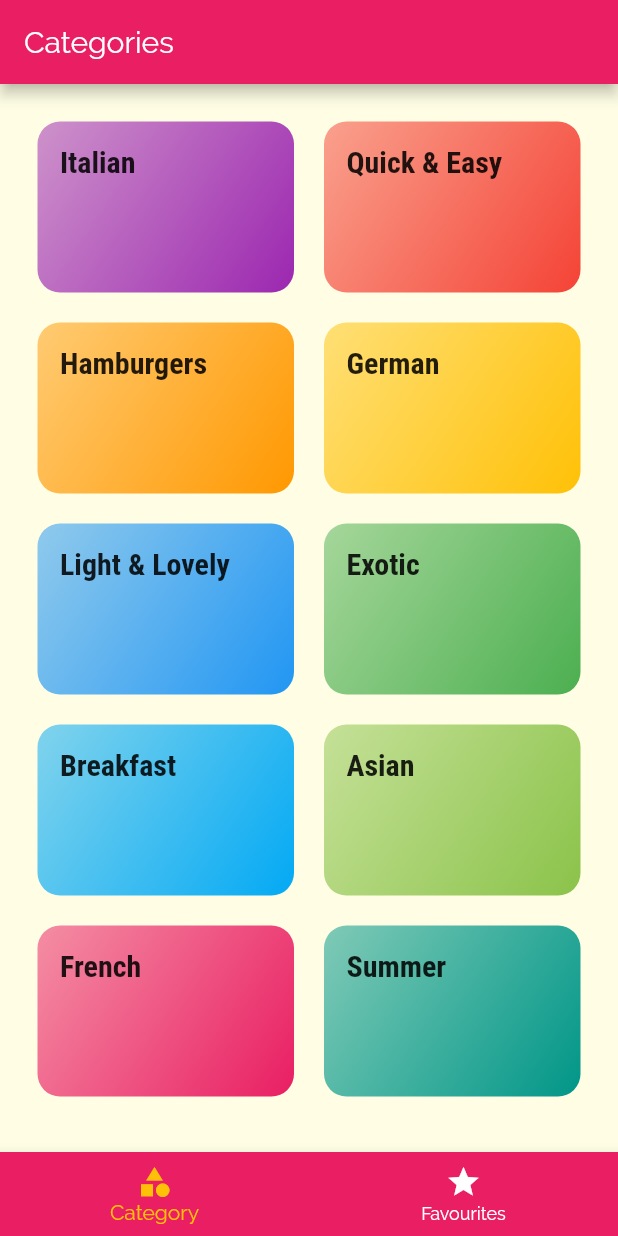
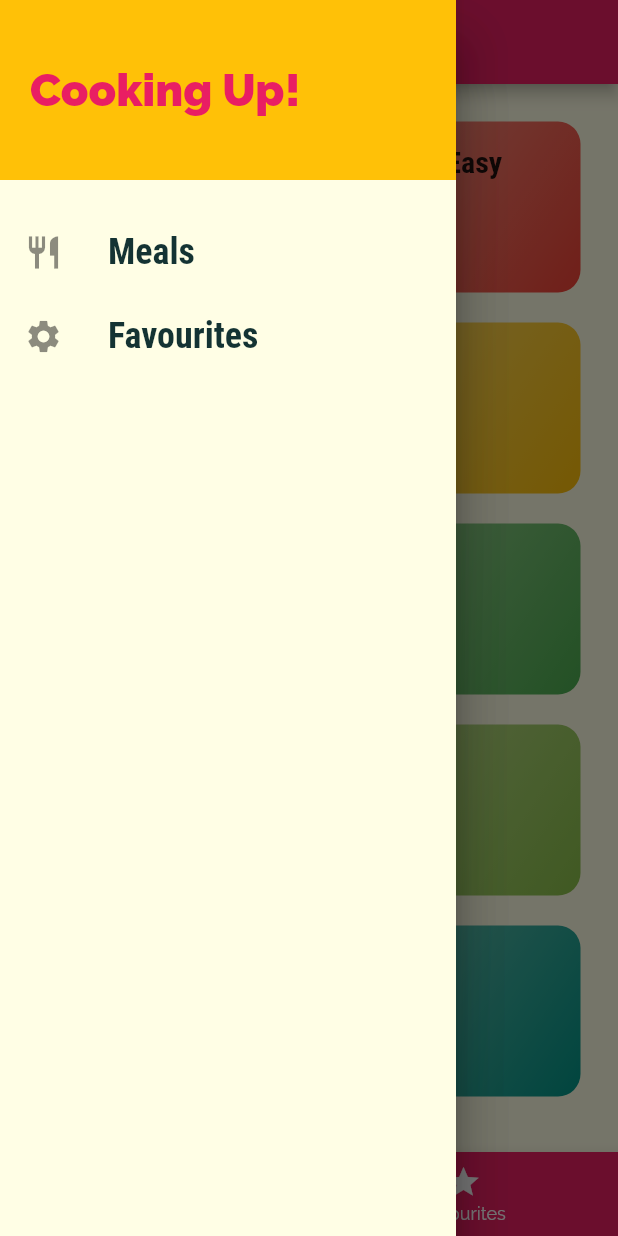
Before and after one commit to shuvo18103107/Meals-App, a Flutter app: the screen it shows after launch, with the side drawer open (before the commit the screen has no drawer), on a phone screen of 412 x 824 dp. Run offline on Flutter 3.47's test engine with Material 2 defaults, Android fonts, the phone set to English and light mode, and no system bars.

Commit message:
✏️ Adding a custom drawer

```diff
--- a/lib/screens/meal_detail_screen.dart
+++ b/lib/screens/meal_detail_screen.dart
@@ -6,6 +6,7 @@ class MealDetailScreen extends StatelessWidget {
   // same functionaliuty just some changes then we can make separate widget and call it in the specific position
   // basically use for code duplication
   Widget buildsectiontitle(BuildContext ctx, String title) {
+    // as it change the theme so context needed
     return Container(
         margin: EdgeInsets.symmetric(vertical: 10),
         // margin: EdgeInsets.only(top: 10),
--- a/lib/screens/tabs_Screen.dart
+++ b/lib/screens/tabs_Screen.dart
@@ -1,6 +1,7 @@
 import 'package:flutter/material.dart';
 import '../screens/favourite_screen.dart';
 import '../screens/categories_screen.dart';
+import '../widgets/main_drawer.dart';
 
 class TabsScreen extends StatefulWidget {
   @override
@@ -33,6 +34,10 @@ class _TabsScreenState extends State<TabsScreen> {
       appBar: AppBar(
         title: Text(_pages[_selectedPageIndex]['title']),
       ),
+
+      // Adding drawer
+
+      drawer: Drawer(child: Maindrawer()),
       body: _pages[_selectedPageIndex]['page'],
       bottomNavigationBar: BottomNavigationBar(
         // bottomnavigationbar e manually kaj koraite hobe which tab user select and the content also
--- /dev/null
+++ b/lib/widgets/main_drawer.dart
@@ -0,0 +1,55 @@
+import 'package:flutter/material.dart';
+
+class Maindrawer extends StatelessWidget {
+  Widget drawerItem(String title, IconData icon) {
+    return ListTile(
+      leading: Icon(
+        icon,
+        size: 26,
+      ),
+      title: Text(
+        title,
+        style: TextStyle(
+            fontFamily: 'RobotoCondensed',
+            fontSize: 24,
+            fontWeight: FontWeight.bold),
+      ),
+      onTap: () {
+        //...
+      },
+    );
+  }
+
+  @override
+  Widget build(BuildContext context) {
+    return Drawer(
+      child: Column(
+        children: [
+          Container(
+            color: Theme.of(context).accentColor,
+            height: 120,
+            width: double.infinity,
+            padding: EdgeInsets.all(20),
+            //how the child of the container align inside into the container
+            alignment:
+                Alignment.centerLeft, //vertically center horizontally left
+            child: Text(
+              'Cooking Up!',
+              style: TextStyle(
+                  // by defaulr fontfamily Raleway is set so no need
+
+                  fontWeight: FontWeight.w900,
+                  fontSize: 30,
+                  color: Theme.of(context).primaryColor),
+            ),
+          ),
+          SizedBox(
+            height: 20,
+          ),
+          drawerItem('Meals', Icons.restaurant),
+          drawerItem('Favourites', Icons.settings),
+        ],
+      ),
+    );
+  }
+}
```
